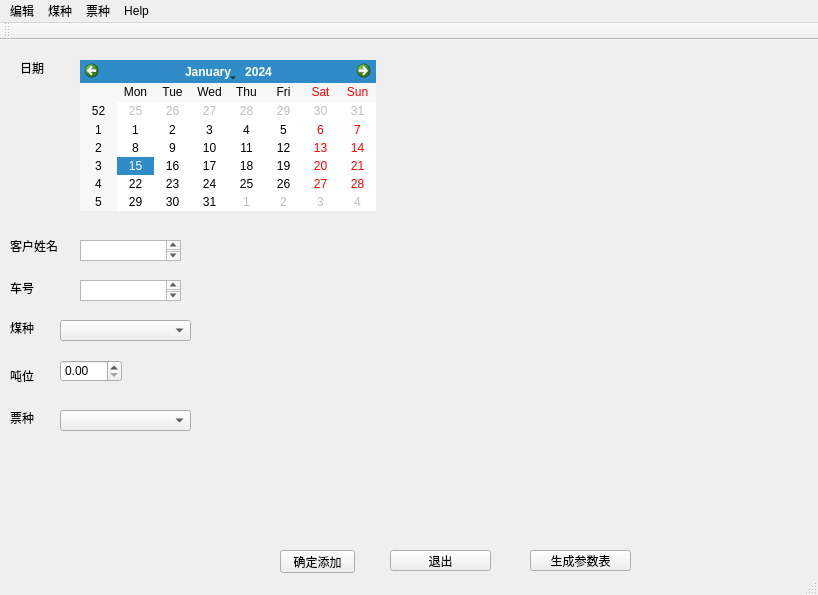
Before: the Qt Designer form app.ui in leexuehan/ParamGenerator, drawn with Qt 5.
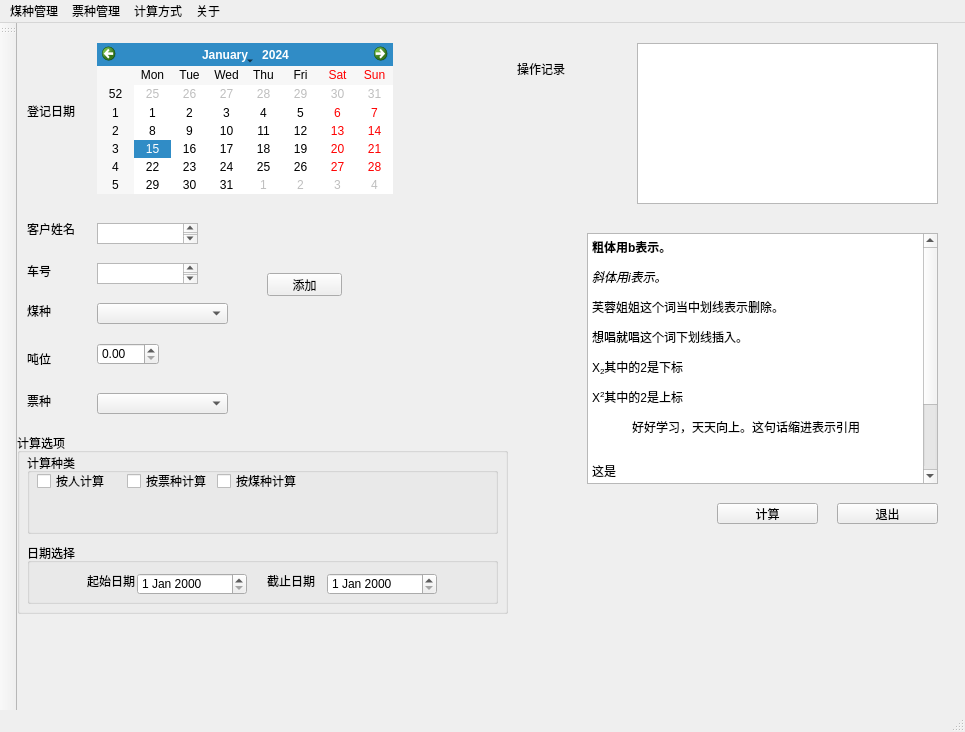
After: the same form once the commit is applied.

Commit message: 添加计算方式

What changed in the file:
```diff
--- a/app.ui
+++ b/app.ui
@@ -6,8 +6,8 @@
    <rect>
     <x>0</x>
     <y>0</y>
-    <width>818</width>
-    <height>595</height>
+    <width>965</width>
+    <height>732</height>
    </rect>
   </property>
   <property name="windowTitle">
@@ -17,8 +17,8 @@
    <widget class="QPushButton" name="exit">
     <property name="geometry">
      <rect>
-      <x>390</x>
-      <y>510</y>
+      <x>820</x>
+      <y>480</y>
       <width>101</width>
       <height>21</height>
      </rect>
@@ -30,7 +30,7 @@
    <widget class="QComboBox" name="coal_sorts">
     <property name="geometry">
      <rect>
-      <x>60</x>
+      <x>80</x>
       <y>280</y>
       <width>131</width>
       <height>21</height>
@@ -43,14 +43,14 @@
    <widget class="QLabel" name="date_label">
     <property name="geometry">
      <rect>
-      <x>20</x>
-      <y>20</y>
+      <x>10</x>
+      <y>80</y>
       <width>59</width>
       <height>16</height>
      </rect>
     </property>
     <property name="text">
-     <string>日期</string>
+     <string>登记日期</string>
     </property>
    </widget>
    <widget class="QLabel" name="label_coal">
@@ -69,14 +69,14 @@
    <widget class="QPushButton" name="finishButton">
     <property name="geometry">
      <rect>
-      <x>530</x>
-      <y>510</y>
+      <x>700</x>
+      <y>480</y>
       <width>101</width>
       <height>21</height>
      </rect>
     </property>
     <property name="text">
-     <string>生成参数表</string>
+     <string>计算</string>
     </property>
    </widget>
    <widget class="QCalendarWidget" name="date_calender">
@@ -98,7 +98,7 @@
    <widget class="QDoubleSpinBox" name="weight_content">
     <property name="geometry">
      <rect>
-      <x>60</x>
+      <x>80</x>
       <y>320</y>
       <width>62</width>
       <height>22</height>
@@ -121,7 +121,7 @@
    <widget class="QComboBox" name="ticket_sorts">
     <property name="geometry">
      <rect>
-      <x>60</x>
+      <x>80</x>
       <y>370</y>
       <width>131</width>
       <height>21</height>
@@ -193,55 +193,232 @@
    <widget class="QPushButton" name="pushButton">
     <property name="geometry">
      <rect>
-      <x>280</x>
-      <y>510</y>
+      <x>250</x>
+      <y>250</y>
       <width>75</width>
       <height>23</height>
      </rect>
     </property>
     <property name="text">
-     <string>确定添加</string>
+     <string>添加</string>
     </property>
    </widget>
+   <widget class="QTextBrowser" name="textBrowser">
+    <property name="geometry">
+     <rect>
+      <x>570</x>
+      <y>210</y>
+      <width>351</width>
+      <height>251</height>
+     </rect>
+    </property>
+    <property name="html">
+     <string>&lt;!DOCTYPE HTML PUBLIC &quot;-//W3C//DTD HTML 4.0//EN&quot; &quot;http://www.w3.org/TR/REC-html40/strict.dtd&quot;&gt;
+&lt;html&gt;&lt;head&gt;&lt;meta name=&quot;qrichtext&quot; content=&quot;1&quot; /&gt;&lt;style type=&quot;text/css&quot;&gt;
+p, li { white-space: pre-wrap; }
+&lt;/style&gt;&lt;/head&gt;&lt;body style=&quot; font-family:'SimSun'; font-size:9pt; font-weight:400; font-style:normal;&quot;&gt;
+&lt;p style=&quot; margin-top:12px; margin-bottom:12px; margin-left:0px; margin-right:0px; -qt-block-indent:0; text-indent:0px;&quot;&gt;&lt;span style=&quot; font-weight:600;&quot;&gt;粗体用b表示。&lt;/span&gt; &lt;/p&gt;
+&lt;p style=&quot; margin-top:12px; margin-bottom:12px; margin-left:0px; margin-right:0px; -qt-block-indent:0; text-indent:0px;&quot;&gt;&lt;span style=&quot; font-style:italic;&quot;&gt;斜体用i表示。&lt;/span&gt; &lt;/p&gt;
+&lt;p style=&quot; margin-top:12px; margin-bottom:12px; margin-left:0px; margin-right:0px; -qt-block-indent:0; text-indent:0px;&quot;&gt;芙蓉姐姐这个词当中划线表示删除。 &lt;/p&gt;
+&lt;p style=&quot; margin-top:12px; margin-bottom:12px; margin-left:0px; margin-right:0px; -qt-block-indent:0; text-indent:0px;&quot;&gt;想唱就唱这个词下划线插入。 &lt;/p&gt;
+&lt;p style=&quot; margin-top:12px; margin-bottom:12px; margin-left:0px; margin-right:0px; -qt-block-indent:0; text-indent:0px;&quot;&gt;X&lt;span style=&quot; vertical-align:sub;&quot;&gt;2&lt;/span&gt;其中的2是下标 &lt;/p&gt;
+&lt;p style=&quot; margin-top:12px; margin-bottom:12px; margin-left:0px; margin-right:0px; -qt-block-indent:0; text-indent:0px;&quot;&gt;X&lt;span style=&quot; vertical-align:super;&quot;&gt;2&lt;/span&gt;其中的2是上标 &lt;/p&gt;
+&lt;p style=&quot; margin-top:12px; margin-bottom:12px; margin-left:40px; margin-right:40px; -qt-block-indent:0; text-indent:0px;&quot;&gt;好好学习，天天向上。这句话缩进表示引用 &lt;/p&gt;
+&lt;p style=&quot; margin-top:12px; margin-bottom:0px; margin-left:0px; margin-right:0px; -qt-block-indent:0; text-indent:0px;&quot;&gt;&lt;span style=&quot; font-family:'Courier New';&quot;&gt;  &lt;/span&gt;&lt;/p&gt;
+&lt;p style=&quot; margin-top:0px; margin-bottom:0px; margin-left:0px; margin-right:0px; -qt-block-indent:0; text-indent:0px;&quot;&gt;&lt;span style=&quot; font-family:'Courier New';&quot;&gt;这是  &lt;/span&gt;&lt;/p&gt;
+&lt;p style=&quot; margin-top:0px; margin-bottom:0px; margin-left:0px; margin-right:0px; -qt-block-indent:0; text-indent:0px;&quot;&gt;&lt;span style=&quot; font-family:'Courier New';&quot;&gt;预设(preformatted)文本.  &lt;/span&gt;&lt;/p&gt;
+&lt;p style=&quot; margin-top:0px; margin-bottom:0px; margin-left:0px; margin-right:0px; -qt-block-indent:0; text-indent:0px;&quot;&gt;&lt;span style=&quot; font-family:'Courier New';&quot;&gt;在pre这个tag里的文本      保留  &lt;/span&gt;&lt;/p&gt;
+&lt;p style=&quot; margin-top:0px; margin-bottom:0px; margin-left:0px; margin-right:0px; -qt-block-indent:0; text-indent:0px;&quot;&gt;&lt;span style=&quot; font-family:'Courier New';&quot;&gt;空格和  &lt;/span&gt;&lt;/p&gt;
+&lt;p style=&quot; margin-top:0px; margin-bottom:12px; margin-left:0px; margin-right:0px; -qt-block-indent:0; text-indent:0px;&quot;&gt;&lt;span style=&quot; font-family:'Courier New';&quot;&gt;分行。   call getOrders &lt;/span&gt;&lt;/p&gt;
+&lt;p style=&quot; margin-top:12px; margin-bottom:12px; margin-left:0px; margin-right:0px; -qt-block-indent:0; text-indent:0px;&quot;&gt;用code显示计算机代码，code里显示的字符是等宽字符。 &lt;/p&gt;&lt;/body&gt;&lt;/html&gt;</string>
+    </property>
+   </widget>
+   <widget class="QLabel" name="operation_record_label">
+    <property name="geometry">
+     <rect>
+      <x>500</x>
+      <y>40</y>
+      <width>54</width>
+      <height>12</height>
+     </rect>
+    </property>
+    <property name="text">
+     <string>操作记录</string>
+    </property>
+   </widget>
+   <widget class="QTextBrowser" name="textBrowser_2">
+    <property name="geometry">
+     <rect>
+      <x>620</x>
+      <y>20</y>
+      <width>301</width>
+      <height>161</height>
+     </rect>
+    </property>
+   </widget>
+   <widget class="QGroupBox" name="groupBox_2">
+    <property name="geometry">
+     <rect>
+      <x>0</x>
+      <y>410</y>
+      <width>491</width>
+      <height>181</height>
+     </rect>
+    </property>
+    <property name="title">
+     <string>计算选项</string>
+    </property>
+    <widget class="QGroupBox" name="groupBox">
+     <property name="geometry">
+      <rect>
+       <x>10</x>
+       <y>20</y>
+       <width>471</width>
+       <height>81</height>
+      </rect>
+     </property>
+     <property name="title">
+      <string>计算种类</string>
+     </property>
+     <widget class="QCheckBox" name="checkBox_3">
+      <property name="geometry">
+       <rect>
+        <x>190</x>
+        <y>20</y>
+        <width>91</width>
+        <height>16</height>
+       </rect>
+      </property>
+      <property name="text">
+       <string>按煤种计算</string>
+      </property>
+     </widget>
+     <widget class="QCheckBox" name="checkBox">
+      <property name="geometry">
+       <rect>
+        <x>10</x>
+        <y>20</y>
+        <width>71</width>
+        <height>16</height>
+       </rect>
+      </property>
+      <property name="text">
+       <string>按人计算</string>
+      </property>
+     </widget>
+     <widget class="QCheckBox" name="checkBox_2">
+      <property name="geometry">
+       <rect>
+        <x>100</x>
+        <y>20</y>
+        <width>91</width>
+        <height>16</height>
+       </rect>
+      </property>
+      <property name="text">
+       <string>按票种计算</string>
+      </property>
+     </widget>
+    </widget>
+    <widget class="QGroupBox" name="groupBox_3">
+     <property name="geometry">
+      <rect>
+       <x>10</x>
+       <y>110</y>
+       <width>471</width>
+       <height>61</height>
+      </rect>
+     </property>
+     <property name="title">
+      <string>日期选择</string>
+     </property>
+     <widget class="QLabel" name="label_ticket_2">
+      <property name="geometry">
+       <rect>
+        <x>60</x>
+        <y>30</y>
+        <width>59</width>
+        <height>16</height>
+       </rect>
+      </property>
+      <property name="text">
+       <string>起始日期</string>
+      </property>
+     </widget>
+     <widget class="QDateEdit" name="dateEdit">
+      <property name="geometry">
+       <rect>
+        <x>110</x>
+        <y>30</y>
+        <width>110</width>
+        <height>22</height>
+       </rect>
+      </property>
+     </widget>
+     <widget class="QLabel" name="label_ticket_3">
+      <property name="geometry">
+       <rect>
+        <x>240</x>
+        <y>30</y>
+        <width>59</width>
+        <height>16</height>
+       </rect>
+      </property>
+      <property name="text">
+       <string>截止日期</string>
+      </property>
+     </widget>
+     <widget class="QDateEdit" name="dateEdit_2">
+      <property name="geometry">
+       <rect>
+        <x>300</x>
+        <y>30</y>
+        <width>110</width>
+        <height>22</height>
+       </rect>
+      </property>
+     </widget>
+    </widget>
+   </widget>
   </widget>
   <widget class="QMenuBar" name="menubar">
    <property name="geometry">
     <rect>
      <x>0</x>
      <y>0</y>
-     <width>818</width>
+     <width>965</width>
      <height>23</height>
     </rect>
    </property>
-   <widget class="QMenu" name="edit">
-    <property name="title">
-     <string>编辑</string>
-    </property>
-   </widget>
    <widget class="QMenu" name="menuhelp">
     <property name="title">
-     <string>Help</string>
+     <string>计算方式</string>
     </property>
     <addaction name="separator"/>
     <addaction name="separator"/>
    </widget>
    <widget class="QMenu" name="coal">
     <property name="title">
-     <string>煤种</string>
+     <string>煤种管理</string>
     </property>
     <addaction name="coalManagement"/>
    </widget>
    <widget class="QMenu" name="ticket">
     <property name="title">
-     <string>票种</string>
+     <string>票种管理</string>
     </property>
     <addaction name="manage_ticket"/>
     <addaction name="query_ticket_info"/>
    </widget>
-   <addaction name="edit"/>
+   <widget class="QMenu" name="menu">
+    <property name="title">
+     <string>关于</string>
+    </property>
+   </widget>
    <addaction name="coal"/>
    <addaction name="ticket"/>
    <addaction name="menuhelp"/>
+   <addaction name="menu"/>
   </widget>
   <widget class="QStatusBar" name="statusbar"/>
   <widget class="QToolBar" name="toolBar">
@@ -249,7 +426,7 @@
     <string>toolBar</string>
    </property>
    <attribute name="toolBarArea">
-    <enum>TopToolBarArea</enum>
+    <enum>LeftToolBarArea</enum>
    </attribute>
    <attribute name="toolBarBreak">
     <bool>false</bool>
```
Left out of the diff: 42 changed lines with no effect on the pictures. The commit also changes 2 other files.
